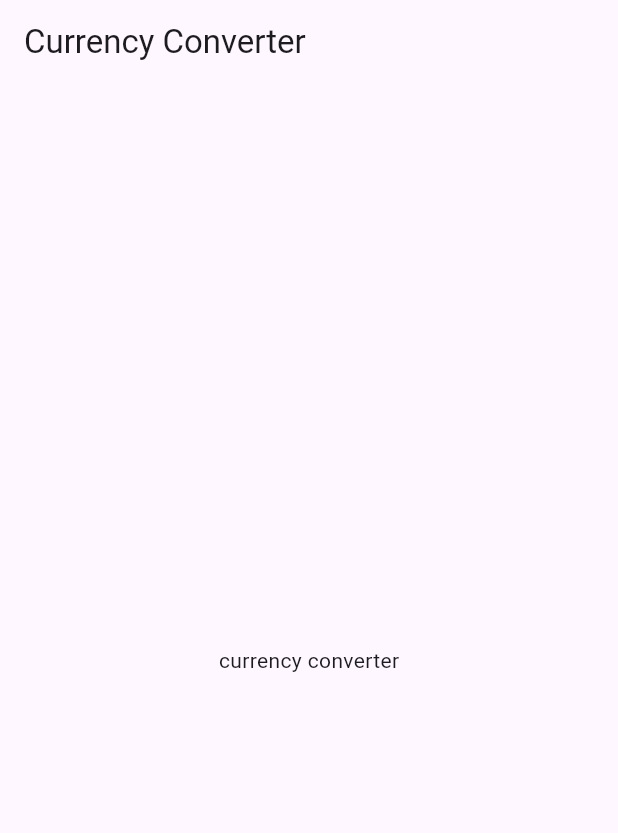
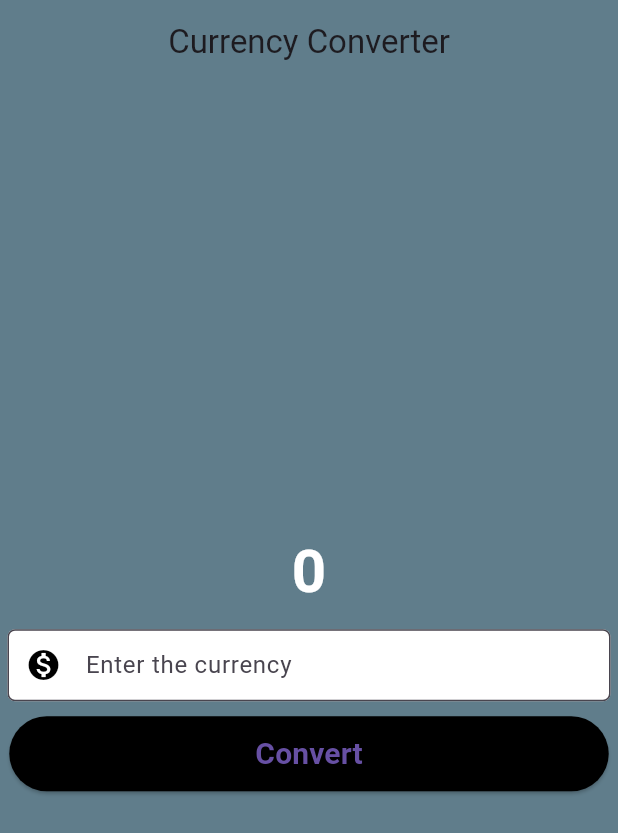
Before and after one commit to vinaypratap123/currency-converter, a Flutter app: the screen it shows after launch, on a phone screen of 412 x 824 dp. Shown: the top 833 px of the screen. Run offline on Flutter 3.47's test engine with Material 3 defaults, Android fonts, the phone set to English and light mode, and no system bars.

Commit message:
create the main UI

```diff
--- a/lib/main.dart
+++ b/lib/main.dart
@@ -8,16 +8,10 @@ void main() {
 class MyApp extends StatelessWidget {
   const MyApp({super.key});
 
-
   @override
   Widget build(BuildContext context) {
     return MaterialApp(
-      title: 'Flutter Demo',
-      theme: ThemeData(
-
-        colorScheme: ColorScheme.fromSeed(seedColor: Colors.deepPurple),
-        useMaterial3: true,
-      ),
+      theme:ThemeData.light(),
       home: const HomeScreen(),
     );
   }
--- a/lib/screens/home_screen.dart
+++ b/lib/screens/home_screen.dart
@@ -11,8 +11,75 @@ class _HomeScreenState extends State<HomeScreen> {
   @override
   Widget build(BuildContext context) {
     return Scaffold(
-      appBar: AppBar(title: const Text("Currency Converter")),
-      body: const Center(child: Text("currency converter")),
+      appBar: AppBar(
+          backgroundColor: Colors.blueGrey,
+          elevation: 0,
+          centerTitle: true,
+          title: const Text(
+            "Currency Converter",
+          )),
+      backgroundColor: Colors.blueGrey,
+      body: Center(
+          child: Column(
+        mainAxisAlignment: MainAxisAlignment.center,
+        children: [
+          const Text(
+            "0",
+            style: TextStyle(
+                fontSize: 40, color: Colors.white, fontWeight: FontWeight.bold),
+          ),
+           const SizedBox(
+            height: 10,
+          ),
+          Container(
+            width: double.infinity,
+            alignment: Alignment.center,
+            child: Padding(
+              padding: const EdgeInsets.symmetric(horizontal: 5),
+              child: TextFormField(
+                controller: null,
+                decoration: InputDecoration(
+                    prefixIcon: const Icon(Icons.monetization_on,color: Colors.black,),
+                    hintText: "Enter the currency",
+                    contentPadding:
+                        const EdgeInsets.symmetric(vertical: 2, horizontal: 16),
+                    border: OutlineInputBorder(
+                      borderRadius: BorderRadius.circular(5),
+                       borderSide: const BorderSide(
+                        color: Colors.white
+                      )
+                    ),
+                    focusedBorder: OutlineInputBorder(
+                      borderRadius: BorderRadius.circular(5),
+                      borderSide: const BorderSide(
+                        color: Colors.white
+                      )
+                    ),
+                    fillColor: Colors.white,
+                    filled: true),
+              ),
+            ),
+          ),
+          const SizedBox(
+            height: 10,
+          ),
+          SizedBox(
+            height: 50,
+            width: MediaQuery.of(context).size.width * 0.97,
+            child: ElevatedButton(
+                style: const ButtonStyle(
+                  backgroundColor: MaterialStatePropertyAll(
+                    Colors.black,
+                  ),
+                ),
+                onPressed: () {},
+                child: const Text(
+                  "Convert",
+                  style: TextStyle(fontSize: 20, fontWeight: FontWeight.w600),
+                )),
+          ),
+        ],
+      )),
     );
   }
 }
```
